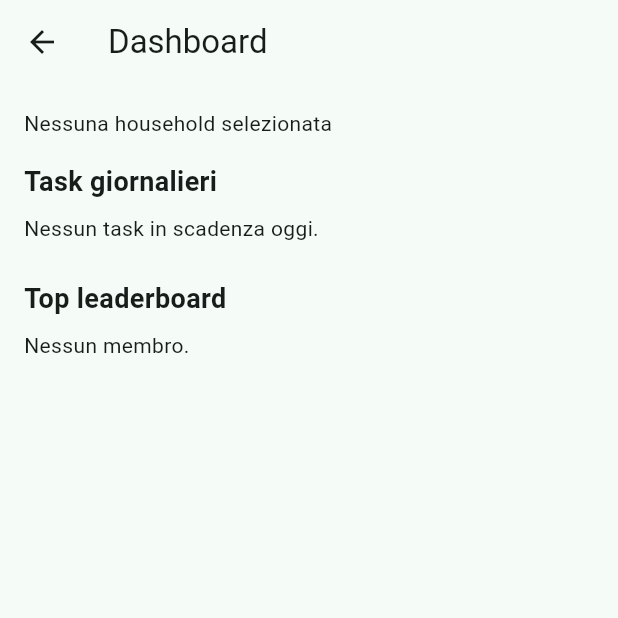
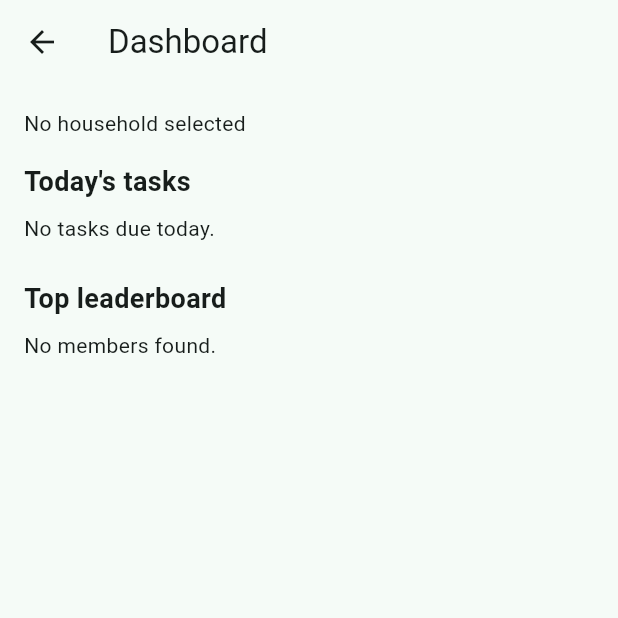
Before and after one commit to andreavae/HomeDuty, a Flutter app: the DashboardScreen screen opened directly, on a phone screen of 412 x 824 dp, the top half of it. Run offline on Flutter 3.47's test engine with Material 3 defaults, Android fonts, the phone set to English and light mode, and no system bars; our stand-ins replace flutter_riverpod, go_router, supabase_flutter; accounts and stored records are empty; statements that could not run were skipped.

Commit message:
feat: translate dashboard messages to English

```diff
--- a/lib/src/presentation/screens/dashboard/dashboard_screen.dart
+++ b/lib/src/presentation/screens/dashboard/dashboard_screen.dart
@@ -22,14 +22,14 @@ class DashboardScreen extends ConsumerWidget {
           householdAsync.when(
             data: (household) => Text(
               household == null
-                  ? 'Nessuna household selezionata'
+                  ? 'No household selected'
                   : 'Household: ${household.name} (${household.id})',
             ),
             loading: () => const LinearProgressIndicator(),
-            error: (e, _) => Text('Errore household: $e'),
+            error: (e, _) => Text('Household error: $e'),
           ),
           const SizedBox(height: 16),
-          const Text('Task giornalieri', style: TextStyle(fontSize: 18, fontWeight: FontWeight.bold)),
+          const Text('Today\'s tasks', style: TextStyle(fontSize: 18, fontWeight: FontWeight.bold)),
           const SizedBox(height: 8),
           tasksAsync.when(
             data: (tasks) {
@@ -42,7 +42,7 @@ class DashboardScreen extends ConsumerWidget {
                     t.dueDate!.day == today.day;
               }).toList();
 
-              if (daily.isEmpty) return const Text('Nessun task in scadenza oggi.');
+              if (daily.isEmpty) return const Text('No tasks due today.');
 
               return Column(
                 children: daily
@@ -58,14 +58,14 @@ class DashboardScreen extends ConsumerWidget {
               );
             },
             loading: () => const CircularProgressIndicator(),
-            error: (e, _) => Text('Errore tasks: $e'),
+            error: (e, _) => Text('Task error: $e'),
           ),
           const SizedBox(height: 24),
           const Text('Top leaderboard', style: TextStyle(fontSize: 18, fontWeight: FontWeight.bold)),
           const SizedBox(height: 8),
           leaderboardAsync.when(
             data: (rows) {
-              if (rows.isEmpty) return const Text('Nessun membro.');
+              if (rows.isEmpty) return const Text('No members found.');
               return Column(
                 children: rows.take(3).toList().asMap().entries.map((entry) {
                   final i = entry.key + 1;
@@ -79,7 +79,7 @@ class DashboardScreen extends ConsumerWidget {
               );
             },
             loading: () => const CircularProgressIndicator(),
-            error: (e, _) => Text('Errore leaderboard: $e'),
+            error: (e, _) => Text('Leaderboard error: $e'),
           ),
         ],
       ),
```
